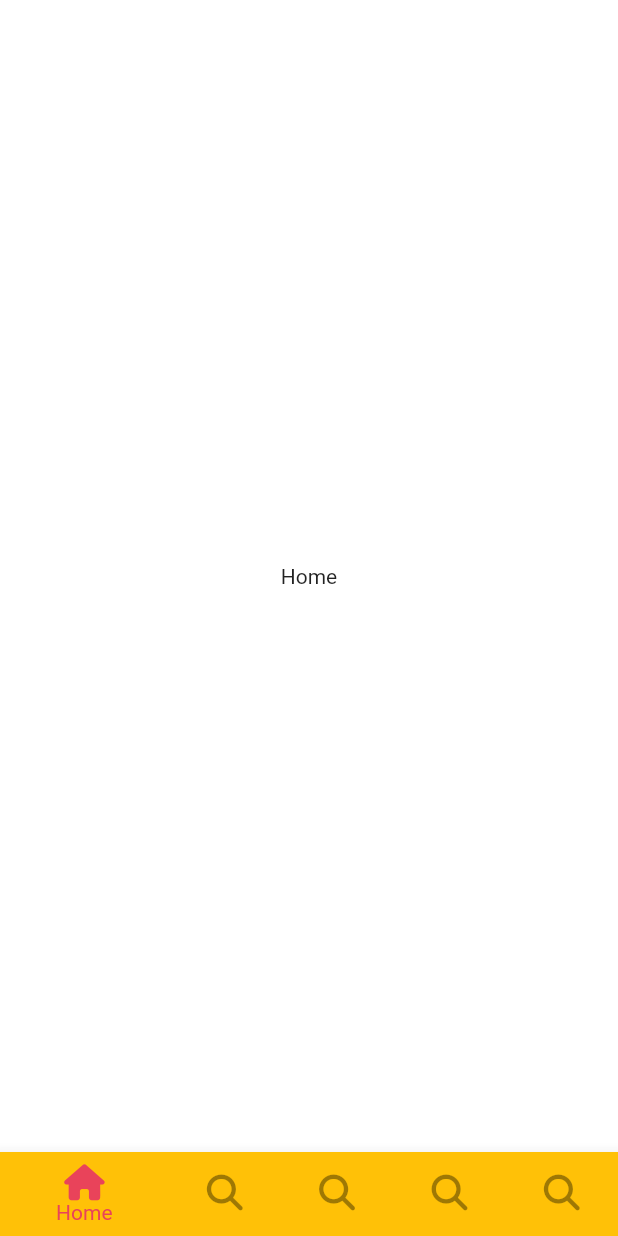
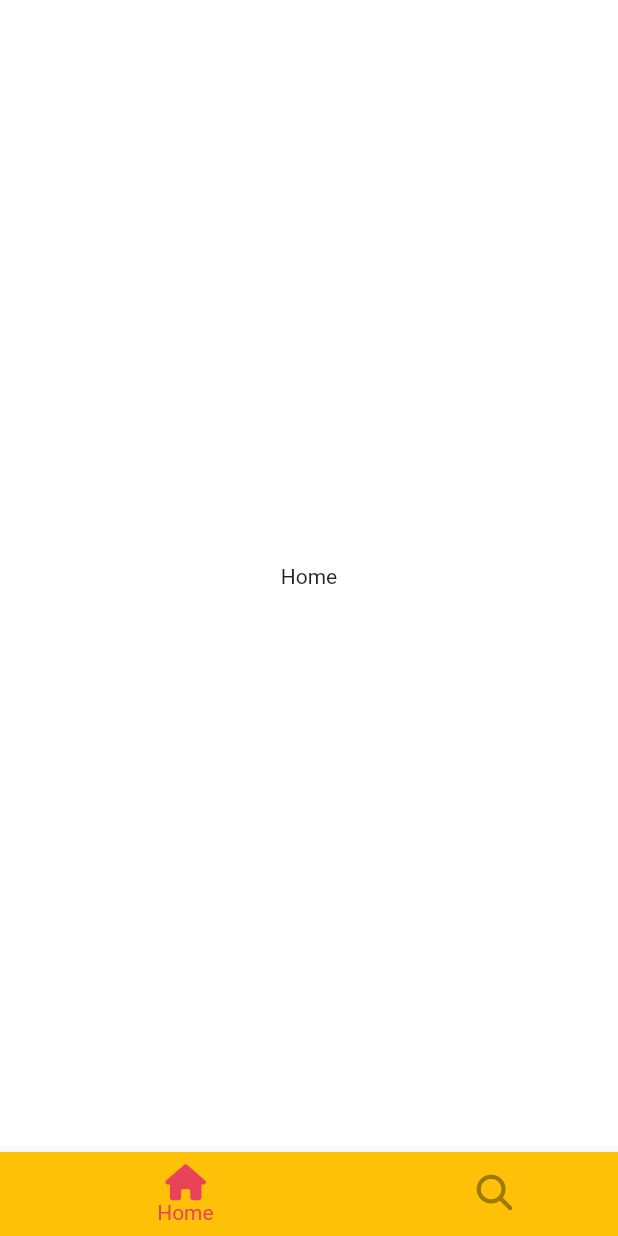
Before and after one commit to techighpark/flutter-tiktok-app, a Flutter app: the screen it shows after launch, on a phone screen of 412 x 824 dp. Run offline on Flutter 3.47's test engine with Material 2 defaults, Android fonts, the phone set to English and light mode, and no system bars; our stand-ins replace font_awesome_flutter.

Commit message:
BottomNavigationBar - type - shifiting

```diff
--- a/lib/features/main_navigation/main_navigation_screen.dart
+++ b/lib/features/main_navigation/main_navigation_screen.dart
@@ -43,6 +43,7 @@ class _MainNavigationScreenState extends State<MainNavigationScreen> {
         onTap: _onTap,
         selectedItemColor: Theme.of(context).primaryColor,
         unselectedItemColor: Colors.black38,
+        type: BottomNavigationBarType.shifting,
         items: const [
           BottomNavigationBarItem(
             icon: FaIcon(FontAwesomeIcons.house),
@@ -54,26 +55,26 @@ class _MainNavigationScreenState extends State<MainNavigationScreen> {
             icon: FaIcon(FontAwesomeIcons.magnifyingGlass),
             label: "Search",
             tooltip: "What are your?",
-            backgroundColor: Colors.white,
+            backgroundColor: Colors.grey,
           ),
-          BottomNavigationBarItem(
-            icon: FaIcon(FontAwesomeIcons.magnifyingGlass),
-            label: "Search",
-            tooltip: "What are your?",
-            backgroundColor: Colors.green,
-          ),
-          BottomNavigationBarItem(
-            icon: FaIcon(FontAwesomeIcons.magnifyingGlass),
-            label: "Search",
-            tooltip: "What are your?",
-            backgroundColor: Colors.purple,
-          ),
-          BottomNavigationBarItem(
-            icon: FaIcon(FontAwesomeIcons.magnifyingGlass),
-            label: "Search",
-            tooltip: "What are your?",
-            backgroundColor: Colors.indigo,
-          ),
+          // BottomNavigationBarItem(
+          //   icon: FaIcon(FontAwesomeIcons.magnifyingGlass),
+          //   label: "Search",
+          //   tooltip: "What are your?",
+          //   backgroundColor: Colors.green,
+          // ),
+          // BottomNavigationBarItem(
+          //   icon: FaIcon(FontAwesomeIcons.magnifyingGlass),
+          //   label: "Search",
+          //   tooltip: "What are your?",
+          //   backgroundColor: Colors.purple,
+          // ),
+          // BottomNavigationBarItem(
+          //   icon: FaIcon(FontAwesomeIcons.magnifyingGlass),
+          //   label: "Search",
+          //   tooltip: "What are your?",
+          //   backgroundColor: Colors.indigo,
+          // ),
         ],
       ),
     );
```
